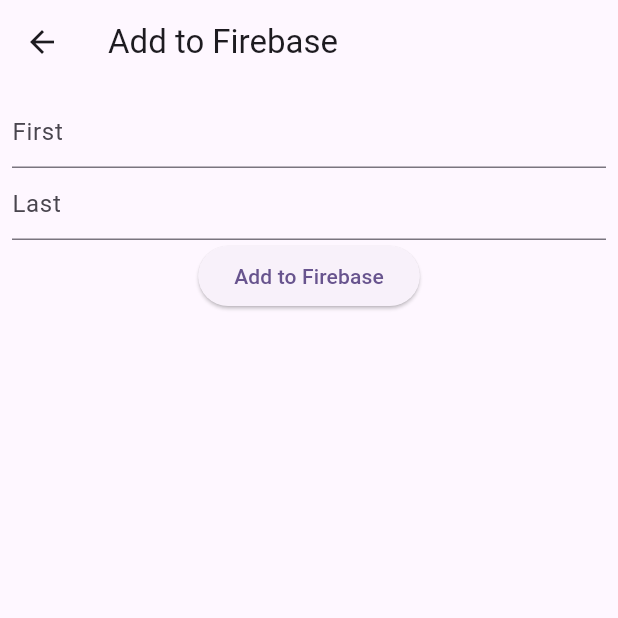
After one commit to yambaru-hackathon/miyazato_sota_homework, a Flutter app: the screen it shows after launch, after a tap on the "add" icon, on a phone screen of 412 x 824 dp, the top half of it. The commit adds this screen. Run offline on Flutter 3.47's test engine with Material 3 defaults, Android fonts, the phone set to English and light mode, and no system bars; our stand-ins replace cloud_firestore, firebase_core; accounts and stored records are empty.

Commit message:
firebase CRUD

```diff
--- /dev/null
+++ b/lib/add_page.dart
@@ -0,0 +1,59 @@
+import 'package:cloud_firestore/cloud_firestore.dart';
+import 'package:flutter/material.dart';
+
+class AddPage extends StatelessWidget {
+  AddPage({Key? key}) : super(key: key);
+
+  String first = "";
+  String last = "";
+
+  @override
+  Widget build(BuildContext context) {
+    return Scaffold(
+      appBar: AppBar(
+        title: const Text('Add to Firebase'),
+      ),
+      body: Padding(
+        padding: const EdgeInsets.all(8.0),
+        child: Column(
+          children: [
+            TextField(
+              decoration: const InputDecoration(
+                hintText: 'First',
+              ),
+              onChanged: (text) {
+                first = text;
+              },
+            ),
+            TextField(
+              decoration: const InputDecoration(
+                hintText: 'Last',
+              ),
+              onChanged: (text) {
+                last = text;
+              },
+            ),
+            ElevatedButton(
+              onPressed: () async {
+                await _addToFirebase();
+                Navigator.pop(context);
+              },
+              child: Text('Add to Firebase'))
+          ],
+        ),
+      ),
+    );
+  }
+
+  Future _addToFirebase() async {
+    final db = FirebaseFirestore.instance;
+
+    final user = <String, dynamic>{
+      'first': first,
+      'last': last,
+      'born': '1815',
+    };
+
+    await db.collection("users").add(user);
+  }
+}
--- a/lib/main.dart
+++ b/lib/main.dart
@@ -1,6 +1,15 @@
+import 'package:cloud_firestore/cloud_firestore.dart';
 import 'package:flutter/material.dart';
+import 'package:firebase_core/firebase_core.dart';
+import 'firebase_options.dart';
+import 'user.dart';
+import 'add_page.dart';
 
-void main() {
+void main() async {
+  WidgetsFlutterBinding.ensureInitialized();
+  await Firebase.initializeApp(
+    options: DefaultFirebaseOptions.currentPlatform,
+  );
   runApp(const MyApp());
 }
 
@@ -13,21 +22,6 @@ class MyApp extends StatelessWidget {
     return MaterialApp(
       title: 'Flutter Demo',
       theme: ThemeData(
-        // This is the theme of your application.
-        //
-        // TRY THIS: Try running your application with "flutter run". You'll see
-        // the application has a purple toolbar. Then, without quitting the app,
-        // try changing the seedColor in the colorScheme below to Colors.green
-        // and then invoke "hot reload" (save your changes or press the "hot
-        // reload" button in a Flutter-supported IDE, or press "r" if you used
-        // the command line to start the app).
-        //
-        // Notice that the counter didn't reset back to zero; the application
-        // state is not lost during the reload. To reset the state, use hot
-        // restart instead.
-        //
-        // This works for code too, not just values: Most code changes can be
-        // tested with just a hot reload.
         colorScheme: ColorScheme.fromSeed(seedColor: Colors.deepPurple),
         useMaterial3: true,
       ),
@@ -38,16 +32,6 @@ class MyApp extends StatelessWidget {
 
 class MyHomePage extends StatefulWidget {
   const MyHomePage({super.key, required this.title});
-
-  // This widget is the home page of your application. It is stateful, meaning
-  // that it has a State object (defined below) that contains fields that affect
-  // how it looks.
-
-  // This class is the configuration for the state. It holds the values (in this
-  // case the title) provided by the parent (in this case the App widget) and
-  // used by the build method of the State. Fields in a Widget subclass are
-  // always marked "final".
-
   final String title;
 
   @override
@@ -55,71 +39,100 @@ class MyHomePage extends StatefulWidget {
 }
 
 class _MyHomePageState extends State<MyHomePage> {
-  int _counter = 0;
+  String? firebaseText;
+  List<User> users = [];
+  DateTime _selectedDate = DateTime.now();
 
-  void _incrementCounter() {
+  @override
+  void initState() {
+    // TODO: implement initState
+    super.initState();
+    _fetchFromFirebase();
+  }
+
+  void _fetchFromFirebase() async {
+    final db = FirebaseFirestore.instance;
+    String text = "";
+
+    final event = await db.collection("users").get();
+    final docs = event.docs;
+    final users = docs.map((doc) => User.fromFirestore(doc)).toList();
+
     setState(() {
-      // This call to setState tells the Flutter framework that something has
-      // changed in this State, which causes it to rerun the build method below
-      // so that the display can reflect the updated values. If we changed
-      // _counter without calling setState(), then the build method would not be
-      // called again, and so nothing would appear to happen.
-      _counter++;
+      this.users = users;
     });
   }
 
   @override
   Widget build(BuildContext context) {
-    // This method is rerun every time setState is called, for instance as done
-    // by the _incrementCounter method above.
-    //
-    // The Flutter framework has been optimized to make rerunning build methods
-    // fast, so that you can just rebuild anything that needs updating rather
-    // than having to individually change instances of widgets.
     return Scaffold(
       appBar: AppBar(
-        // TRY THIS: Try changing the color here to a specific color (to
-        // Colors.amber, perhaps?) and trigger a hot reload to see the AppBar
-        // change color while the other colors stay the same.
         backgroundColor: Theme.of(context).colorScheme.inversePrimary,
-        // Here we take the value from the MyHomePage object that was created by
-        // the App.build method, and use it to set our appbar title.
-        title: Text(widget.title),
+        title: Text('誕生年リスト'),
       ),
-      body: Center(
-        // Center is a layout widget. It takes a single child and positions it
-        // in the middle of the parent.
-        child: Column(
-          // Column is also a layout widget. It takes a list of children and
-          // arranges them vertically. By default, it sizes itself to fit its
-          // children horizontally, and tries to be as tall as its parent.
-          //
-          // Column has various properties to control how it sizes itself and
-          // how it positions its children. Here we use mainAxisAlignment to
-          // center the children vertically; the main axis here is the vertical
-          // axis because Columns are vertical (the cross axis would be
-          // horizontal).
-          //
-          // TRY THIS: Invoke "debug painting" (choose the "Toggle Debug Paint"
-          // action in the IDE, or press "p" in the console), to see the
-          // wireframe for each widget.
-          mainAxisAlignment: MainAxisAlignment.center,
-          children: <Widget>[
-            const Text(
-              'You have clicked the button this many times:',
+      body: ListView(
+        children: users
+          .map((user) => ListTile(
+            title: Text(user.first),
+            subtitle: Text(user.last),
+            trailing: Text(user.born.toString()),
+            onTap:() {
+              showDialog(
+      context: context,
+      builder: (BuildContext context) {
+        return AlertDialog(
+          title: Text("Select Year"),
+          content: Container( // Need to use container to add size constraint.
+            width: 300,
+            height: 300,
+            child: YearPicker(
+              firstDate: DateTime(DateTime.now().year - 100, 1),
+              lastDate: DateTime(DateTime.now().year + 100, 1),
+              initialDate: DateTime.now(),
+              selectedDate: _selectedDate,
+              onChanged: (DateTime dateTime) {
+                setState(() {
+                  _selectedDate = dateTime;
+                });
+
+                FirebaseFirestore.instance.collection("users").doc(user.id).update({
+                  "born": _selectedDate.year.toString(),
+                });
+
+                Navigator.pop(context);
+                _fetchFromFirebase();
+              },
             ),
-            Text(
-              '$_counter',
-              style: Theme.of(context).textTheme.headlineMedium,
-            ),
-          ],
-        ),
+          ),
+        );
+      },
+    );
+            },
+            onLongPress: () async {
+              final db = FirebaseFirestore.instance;
+              await db.collection("users").doc(user.id).delete();
+              _fetchFromFirebase();
+            },
+          ))
+        .toList(),
       ),
       floatingActionButton: FloatingActionButton(
-        onPressed: _incrementCounter,
+        onPressed: _goToAddPage,
         tooltip: 'Increment',
         child: const Icon(Icons.add),
       ), // This trailing comma makes auto-formatting nicer for build methods.
     );
   }
+
+  void _goToAddPage() async {
+
+    await Navigator.push(
+      context,
+      MaterialPageRoute(
+        builder: (context) => AddPage(),
+      ),
+    );
+
+    _fetchFromFirebase();
+  }
 }
--- /dev/null
+++ b/lib/user.dart
@@ -0,0 +1,25 @@
+import 'package:cloud_firestore/cloud_firestore.dart';
+
+class User {
+  User({
+    required this.id,
+    required this.first,
+    required this.last,
+    required this.born,
+  });
+
+  final String id;
+  final String first;
+  final String last;
+  final String born;
+
+  factory User.fromFirestore(DocumentSnapshot doc) {
+    final data = doc.data() as Map<String, dynamic>;
+    return User(
+      id: doc.id,
+      first: data['first'],
+      last: data['last'],
+      born: data['born'],
+    );
+  }
+}
--- a/pubspec.yaml
+++ b/pubspec.yaml
@@ -35,6 +35,8 @@ dependencies:
   # The following adds the Cupertino Icons font to your application.
   # Use with the CupertinoIcons class for iOS style icons.
   cupertino_icons: ^1.0.2
+  firebase_core: ^2.25.4
+  cloud_firestore: ^4.15.4
 
 dev_dependencies:
   flutter_test:
```
Also changed, not shown: lib/firebase_options.dart (added), pubspec.lock, 9 other files.
